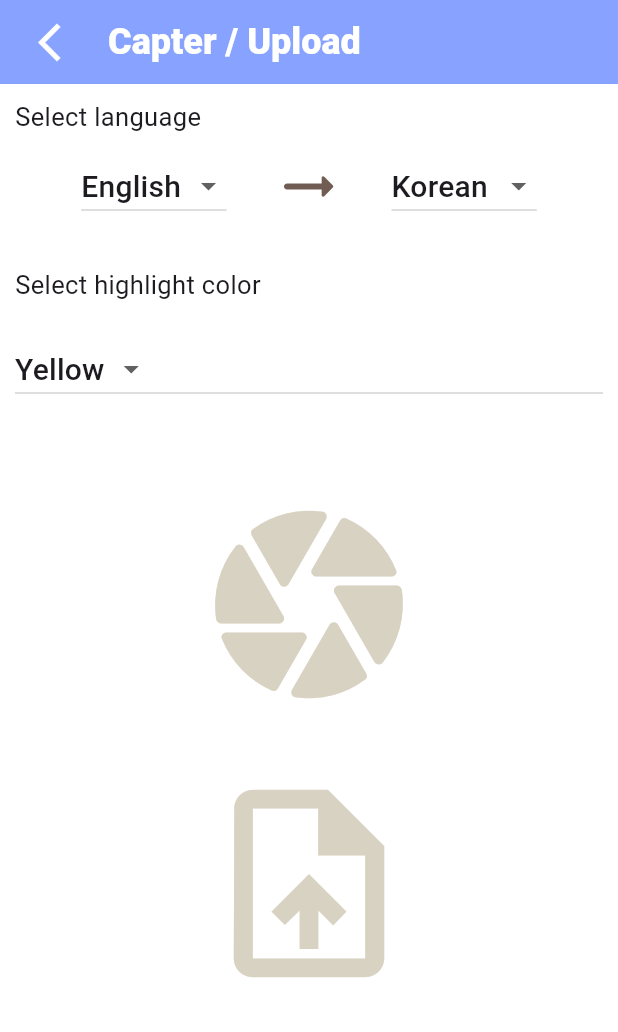
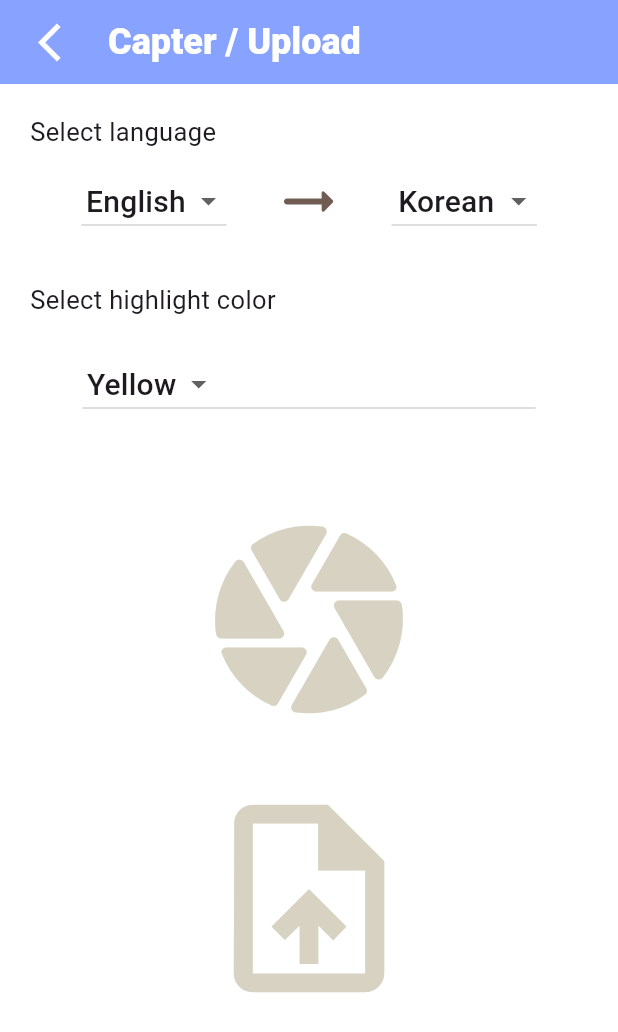
Before and after one commit to Parkseojin2001/Highlight-word, a Flutter app: the screen it shows after launch, after a tap on the "camera alt" icon, on a phone screen of 412 x 824 dp. Shown: the top 1032 px of the screen. Run offline on Flutter 3.47's test engine with Material 3 defaults, Android fonts, the light colour scheme and no system bars; our stand-ins replace file_picker, image_picker.

Commit message:
Update frontend UI

```diff
--- a/frontend/lib/screens/camera_screen.dart
+++ b/frontend/lib/screens/camera_screen.dart
@@ -84,8 +84,9 @@ class _CameraScreenState extends State<CameraScreen> {
           ),
         ),
         backgroundColor: Colors.white,
-        body: Padding(
-          padding: const EdgeInsets.all(10.0),
+        body: SingleChildScrollView(
+          child: Padding(
+            padding: const EdgeInsets.all(20.0),
             child: Column(
               crossAxisAlignment: CrossAxisAlignment.stretch,
               children: [
@@ -117,7 +118,10 @@ class _CameraScreenState extends State<CameraScreen> {
                   style: TextStyle(fontSize: 17),
                 ),
                 const SizedBox(height: 10),
-              DropdownWidget(valueList: _colorList, value: 'Yellow'),
+                Padding(
+                  padding: const EdgeInsets.symmetric(horizontal: 35),
+                  child: DropdownWidget(valueList: _colorList, value: 'Yellow'),
+                ),
                 const SizedBox(height: 40),
                 IconButton(
                   onPressed: _pickImageFromCamera,
@@ -147,6 +151,7 @@ class _CameraScreenState extends State<CameraScreen> {
             ),
           ),
         ),
+      ),
     );
   }
 }
--- a/frontend/lib/widgets/dropdown_widget.dart
+++ b/frontend/lib/widgets/dropdown_widget.dart
@@ -27,6 +27,7 @@ class _DropdownWidgetState extends State<DropdownWidget> {
   @override
   Widget build(BuildContext context) {
     return DropdownButton(
+      alignment: Alignment.center,
       padding: const EdgeInsets.symmetric(vertical: 10),
       dropdownColor: const Color(0xffFAF7F0),
       value: _selectedValue,
```
Lines whose indentation alone changed are shown as unchanged.
